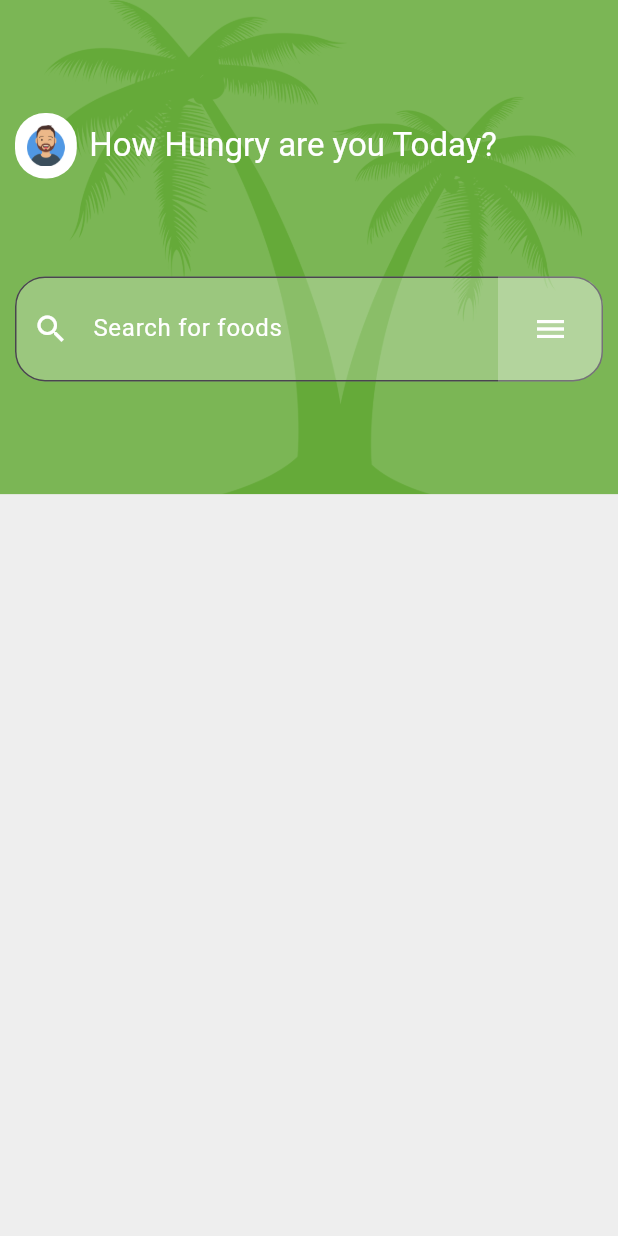
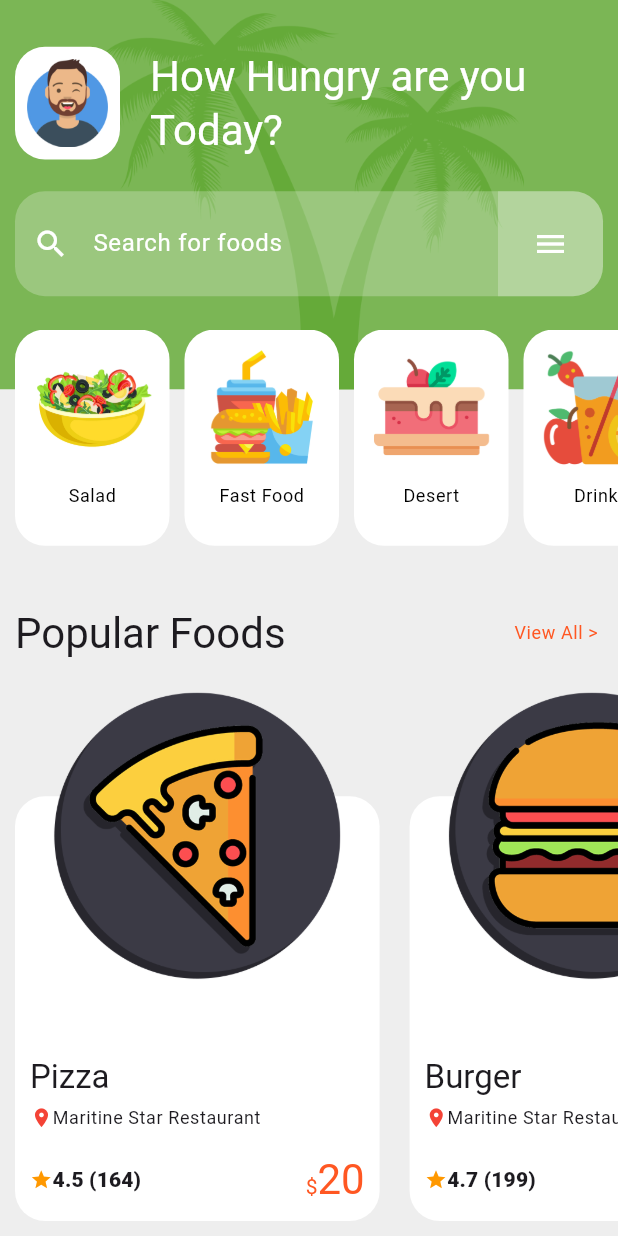
Before and after one commit to mahabubulhasibshawon/food_stall, a Flutter app: the screen it shows after launch, on a phone screen of 412 x 824 dp. Run offline on Flutter 3.47's test engine with Material 3 defaults, Android fonts, the phone set to English and light mode, and no system bars; our stand-ins replace flutter_dotenv, fluttertoast, google_fonts, slide_to_act.

Commit message:
product item, product_page

```diff
--- a/lib/screens/landing_screen.dart
+++ b/lib/screens/landing_screen.dart
@@ -1,4 +1,6 @@
 import 'package:flutter/material.dart';
+import 'package:food_stall/screens/product_item.dart';
+import 'package:food_stall/screens/product_page.dart';
 import 'package:food_stall/utils/constants.dart';
 import 'package:food_stall/utils/widget_functions.dart';
 
@@ -53,10 +55,19 @@ class LandingScreen extends StatefulWidget {
 }
 
 class _LandingScreenState extends State<LandingScreen> {
+  final FocusNode _focusNode = FocusNode();
+
+  @override
+  void dispose() {
+    // TODO: implement dispose
+    super.dispose();
+    _focusNode.unfocus();
+  }
+
   @override
   Widget build(BuildContext context) {
-    final height = MediaQuery.sizeOf(context).height * 1;
-    final width = MediaQuery.sizeOf(context).width * 1;
+    // final height = MediaQuery.sizeOf(context).height * 1;
+    // final width = MediaQuery.sizeOf(context).width * 1;
     final TextTheme textTheme = Theme.of(context).textTheme;
     return SafeArea(
       child: Scaffold(
@@ -80,9 +91,10 @@ class _LandingScreenState extends State<LandingScreen> {
                           mainAxisAlignment: MainAxisAlignment.spaceEvenly,
                           children: [
                             Row(
+                              mainAxisAlignment: MainAxisAlignment.spaceBetween,
                               children: [
                                 Container(
-                                  width: width * .1,
+                                  width: 70,
                                   decoration: BoxDecoration(
                                     color: Colors.white,
                                     borderRadius: BorderRadius.circular(20),
@@ -93,34 +105,50 @@ class _LandingScreenState extends State<LandingScreen> {
                                         Image.asset("assets/images/avatar.png"),
                                   ),
                                 ),
-                                addHorizontalSpace(width * .02),
+                                addHorizontalSpace(20),
                                 Expanded(
+                                  flex: 7,
                                     child: Text(
                                   'How Hungry are you Today?',
-                                  style: textTheme.titleLarge!
+                                  style: textTheme.headlineMedium!
                                       .apply(color: Colors.white),
                                 ))
                               ],
                             ),
                             TextField(
+                              focusNode: _focusNode,
+                              cursorColor: Colors.white,
+                              cursorRadius: Radius.circular(10),
                               style: TextStyle(color: Colors.white),
                               decoration: InputDecoration(
                                 hintText: 'Search for foods',
                                 hintStyle: TextStyle(color: Colors.white),
-                                border: OutlineInputBorder(borderRadius: BorderRadius.circular(20)),
-                                prefixIcon: Icon(Icons.search,color: Colors.white,),
+                                border: OutlineInputBorder(
+                                    borderRadius: BorderRadius.circular(20),
+                                borderSide: BorderSide.none),
+                                prefixIcon: Icon(
+                                  Icons.search,
+                                  color: Colors.white,
+                                ),
                                 suffixIcon: Container(
                                   height: 70,
                                   width: 70,
                                   decoration: BoxDecoration(
-                                    color: Colors.white24,borderRadius: BorderRadius.only(topRight: Radius.circular(20), bottomRight: Radius.circular(20)),
+                                    color: Colors.white24,
+                                    borderRadius: BorderRadius.only(
+                                        topRight: Radius.circular(20),
+                                        bottomRight: Radius.circular(20)),
                                   ),
-                                  child: Icon(Icons.menu, color: Colors.white,),
+                                  child: Icon(
+                                    Icons.menu,
+                                    color: Colors.white,
+                                  ),
                                 ),
                                 fillColor: Colors.white24,
                                 filled: true,
                               ),
-                            )
+                            ),
+                            addVerticalSpace(10),
                           ],
                         ),
                       )
@@ -130,7 +158,90 @@ class _LandingScreenState extends State<LandingScreen> {
                 Container(
                   width: constraints.maxWidth,
                   color: Colors.grey.shade200,
-                  height: height * .6,
+                  // height: height * .6,
+                  child: Padding(
+                    padding: EdgeInsets.only(left: 10, bottom: 10),
+                    child: Stack(
+                      clipBehavior: Clip.none,
+                      children: [
+                        Column(
+                          children: [
+                            addVerticalSpace(constraints.maxWidth * .35),
+                            Row(
+                              children: [
+                                Text(
+                                  'Popular Foods',
+                                  style: textTheme.headlineMedium,
+                                ),
+                                Expanded(child: Center()),
+                                Text(
+                                  'View All > ',
+                                  style: textTheme.bodySmall!
+                                      .apply(color: COLOR_ORANGE),
+                                ),
+                                addHorizontalSpace(10)
+                              ],
+                            ),
+                            addVerticalSpace(10),
+                            SingleChildScrollView(
+                              scrollDirection: Axis.horizontal,
+                              physics: BouncingScrollPhysics(),
+                              child: Row(
+                                children:
+                                  PRODUCT_DATA.map((data) => InkWell(
+                                    onTap: (){
+                                      _focusNode.unfocus();
+                                      Navigator.of(context).push(MaterialPageRoute(builder: (context) => ProductPage(productData: data)));
+                                    },
+                                    child: ProductItem(
+                                      width: constraints.maxWidth * 0.59,
+                                      productData: data
+                                    ),
+                                  )).toList()
+                              ),
+                            )
+                          ],
+                        ),
+                        Positioned(
+                          top: -40,
+                          left: 0,
+                          child: Container(
+                            width: constraints.maxWidth,
+                            height: constraints.maxWidth * .35,
+                            child: ListView(
+                              scrollDirection: Axis.horizontal,
+                              physics: BouncingScrollPhysics(),
+                              children:
+                                CATEGORIES.map((category) => Container(
+                                      margin: EdgeInsets.only(right: 10),
+                                      width: constraints.maxWidth * .25,
+                                      decoration: BoxDecoration(
+                                          color: Colors.white,
+                                          borderRadius:
+                                              BorderRadius.circular(20)),
+                                      child: Padding(
+                                        padding: EdgeInsets.all(10),
+                                        child: Column(
+                                          children: [
+                                            Image.asset(
+                                                "assets/images/${category['image']}"),
+                                            addVerticalSpace(10),
+                                            Text(
+                                              "${category['name']}",
+                                              style: textTheme.bodySmall!
+                                                  .apply(color: COLOR_BLACK),
+                                            )
+                                          ],
+                                        ),
+                                      ),
+                                    ),
+                                ).toList(),
+                            ),
+                          ),
+                        )
+                      ],
+                    ),
+                  ),
                 )
               ],
             ),
--- /dev/null
+++ b/lib/screens/product_item.dart
@@ -0,0 +1,92 @@
+import 'package:flutter/material.dart';
+
+import '../utils/constants.dart';
+import '../utils/widget_functions.dart';
+
+class ProductItem extends StatelessWidget {
+  final double width;
+  final dynamic productData;
+
+  const ProductItem({Key? key, required this.width,required this.productData}) : super(key: key);
+
+  @override
+  Widget build(BuildContext context) {
+    final TextTheme textTheme = Theme.of(context).textTheme;
+    final height = width * 4 / 3;
+    return Container(
+      margin: const EdgeInsets.only(right: 20),
+      width: width,
+      height: height + 40,
+      child: Stack(
+        children: [
+          Column(
+            mainAxisSize: MainAxisSize.min,
+            children: [
+              Expanded(flex: 2, child: Container()),
+              Expanded(
+                flex: 7,
+                child: Container(
+                  decoration: BoxDecoration(
+                    borderRadius: BorderRadius.circular(20.0),
+                    color: Colors.white,
+                  ),
+                ),
+              )
+            ],
+          ),
+          Padding(
+            padding: const EdgeInsets.all(10.0),
+            child: Column(
+              mainAxisSize: MainAxisSize.min,
+              crossAxisAlignment: CrossAxisAlignment.start,
+              children: [
+                Center(
+                    child: Image.asset(
+                      "assets/images/${productData['image']}",
+                      width: width * 0.80,
+                    )),
+                Expanded(child: Center()),
+                Text(
+                  "${productData['name']}",
+                  style: textTheme.titleLarge,
+                ),
+                addVerticalSpace(5),
+                RichText(
+                    overflow: TextOverflow.ellipsis,
+                    text: TextSpan(children: [
+                      WidgetSpan(child: Icon(Icons.location_on, color: Colors.red, size: 15)),
+                      TextSpan(text: "${productData['rest']}", style: textTheme.bodySmall)
+                    ])),
+                addVerticalSpace(15),
+                Row(
+                  children: [
+                    Expanded(
+                      flex: 5,
+                      child: RichText(
+                          textAlign: TextAlign.left,
+                          overflow: TextOverflow.ellipsis,
+                          text: TextSpan(children: [
+                            WidgetSpan(child: Icon(Icons.star, color: Colors.orange, size: 15)),
+                            TextSpan(text: "${productData['rating']}", style: textTheme.titleSmall!.apply(fontWeightDelta: 4))
+                          ])),
+                    ),
+                    Expanded(
+                      flex: 5,
+                      child: RichText(
+                          textAlign: TextAlign.right,
+                          overflow: TextOverflow.ellipsis,
+                          text: TextSpan(children: [
+                            TextSpan(text: "\$", style: TextStyle(color: COLOR_ORANGE)),
+                            TextSpan(text: "${productData['price']}", style: textTheme.headlineMedium!.apply(color: COLOR_ORANGE))
+                          ])),
+                    ),
+                  ],
+                )
+              ],
+            ),
+          )
+        ],
+      ),
+    );
+  }
+}
--- a/lib/utils/constants.dart
+++ b/lib/utils/constants.dart
@@ -11,8 +11,8 @@ TextTheme defaultText = TextTheme(
     displayLarge: GoogleFonts.nunito(fontWeight: FontWeight.bold, fontSize: 96),
     displayMedium: GoogleFonts.nunito(fontWeight: FontWeight.bold, fontSize: 60),
     displaySmall: GoogleFonts.nunito(fontWeight: FontWeight.bold, fontSize: 48),
-    headlineMedium: GoogleFonts.nunito(fontWeight: FontWeight.bold, fontSize: 34),
-    headlineSmall: GoogleFonts.nunito(fontWeight: FontWeight.bold, fontSize: 24),
+    headlineLarge: GoogleFonts.nunito(fontWeight: FontWeight.bold, fontSize: 34),
+    headlineMedium: GoogleFonts.nunito(fontWeight: FontWeight.bold, fontSize: 24),
     titleLarge: GoogleFonts.nunito(fontWeight: FontWeight.bold, fontSize: 20),
     bodyLarge: GoogleFonts.nunito(fontSize: 16, fontWeight: FontWeight.normal),
     bodyMedium: GoogleFonts.nunito(
--- /dev/null
+++ b/lib/utils/custom_function.dart
@@ -0,0 +1,6 @@
+import 'package:intl/intl.dart';
+
+String formatCurrency(num amount,{int decimalCount = 0}){
+  final formatCurrency = NumberFormat.simpleCurrency(decimalDigits: decimalCount);
+  return formatCurrency.format(amount);
+}
```
Also changed, not shown: lib/screens/product_page.dart (added, +217 -0 lines), lib/utils/button.dart (added, +32 -0 lines).
